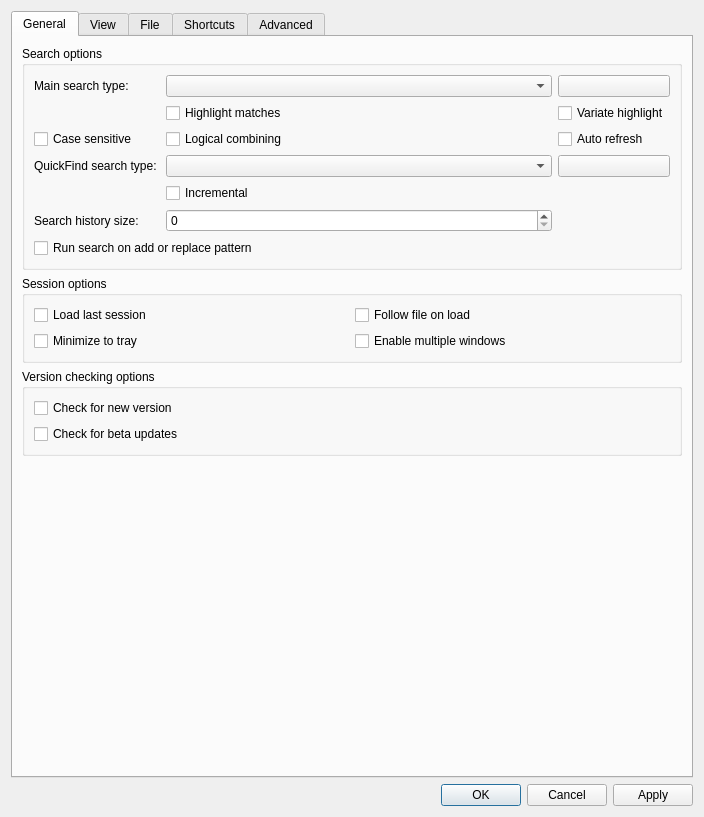
64x-lunicorn/LogSquirl, file src/ui/include/optionsdialog.ui: the form before one commit.
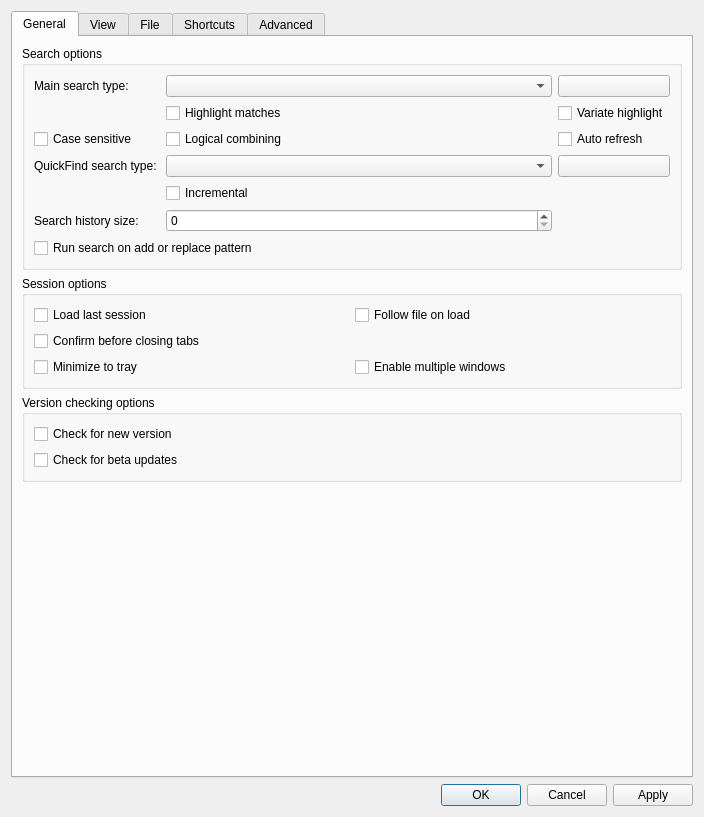
The form after the commit.

Patch:
```diff
--- a/src/ui/include/optionsdialog.ui
+++ b/src/ui/include/optionsdialog.ui
@@ -200,6 +200,13 @@
             </property>
            </widget>
           </item>
+          <item row="1" column="0">
+           <widget class="QCheckBox" name="confirmTabCloseCheckBox">
+            <property name="text">
+             <string>Confirm before closing tabs</string>
+            </property>
+           </widget>
+          </item>
          </layout>
         </widget>
        </item>
```
